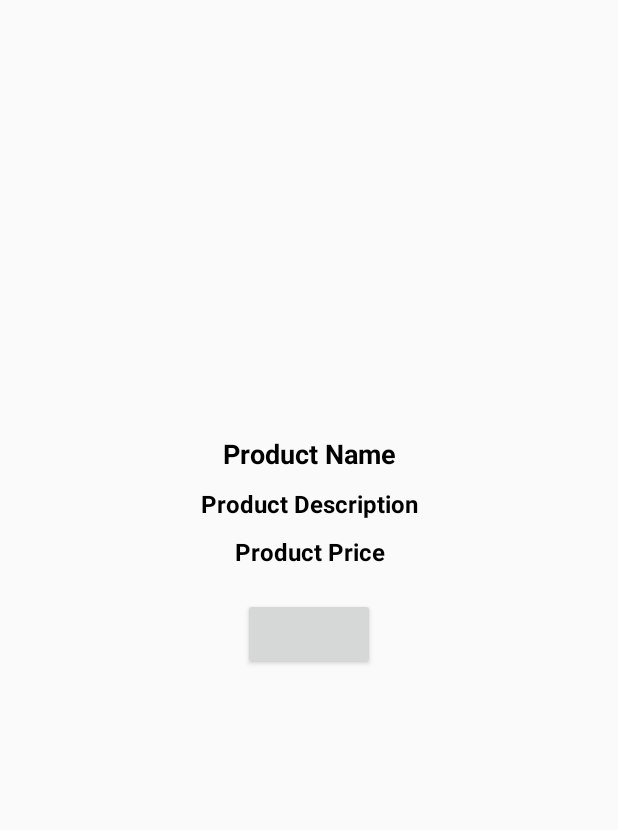
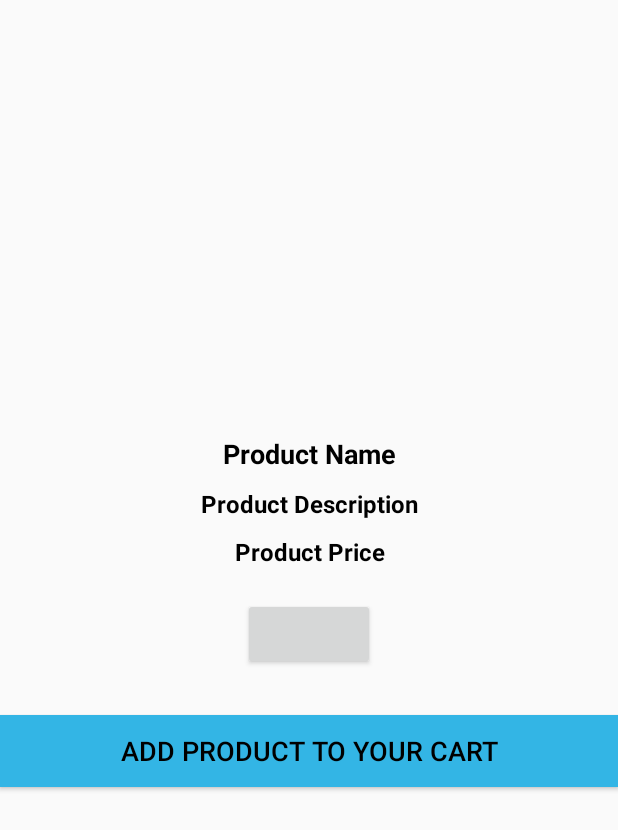
Before and after one commit to mujeeb320/StyleOmegaFashionStore-Final, an Android app: the ProductDetailsActivity screen opened directly, with no data from a screen before it, on a phone screen of 412 x 824 dp. Shown: the top 830 px of the screen. Run offline under Robolectric (Android 15) with nearby library versions, the phone set to English and light mode, and no system bars; our stand-ins replace Firebase (no records; nobody signed in at launch, a user with empty details on screens opened directly), Picasso; libraries missing offline, so code that uses them is left out: com.cepheuen.elegantnumberbutton; plain views replace ElegantNumberButton; 1 statement that could not run was skipped.

Commit message:
add to cart database

```diff
--- a/app/src/main/res/layout/activity_product_details.xml
+++ b/app/src/main/res/layout/activity_product_details.xml
@@ -67,16 +67,15 @@
         >
     </com.cepheuen.elegantnumberbutton.view.ElegantNumberButton>
 
-<!--    <com.google.android.material.floatingactionbutton.FloatingActionButton-->
-<!--        android:id="@+id/add_product_to_cart"-->
-<!--        android:layout_width="wrap_content"-->
-<!--        android:layout_height="wrap_content"-->
-<!--        android:elevation="6dp"-->
-<!--        android:backgroundTint="@android:color/darker_gray"-->
-<!--        android:src="@drawable/nav_cart"-->
-<!--        android:layout_alignParentBottom="true"-->
-<!--        android:layout_alignParentRight="true"-->
-<!--        android:layout_marginRight="15dp"-->
-<!--        android:layout_marginBottom="10dp"/>-->
+    <Button
+        android:id="@+id/add_to_cart_buttonpd"
+        android:layout_width="match_parent"
+        android:layout_height="wrap_content"
+        android:background="@android:color/holo_blue_light"
+        android:layout_marginTop="30dp"
+        android:layout_below="@id/number_button"
+        android:textColor="@android:color/black"
+        android:textSize="18dp"
+        android:text="Add Product To Your Cart"/>
 
 </RelativeLayout>
```
Also changed, not shown: app/src/main/java/com/example/styleomegafashionstore/ProductDetailsActivity.java (+71 -4 lines), app/src/main/java/com/example/styleomegafashionstore/model/Products.java (+11 -0 lines).
